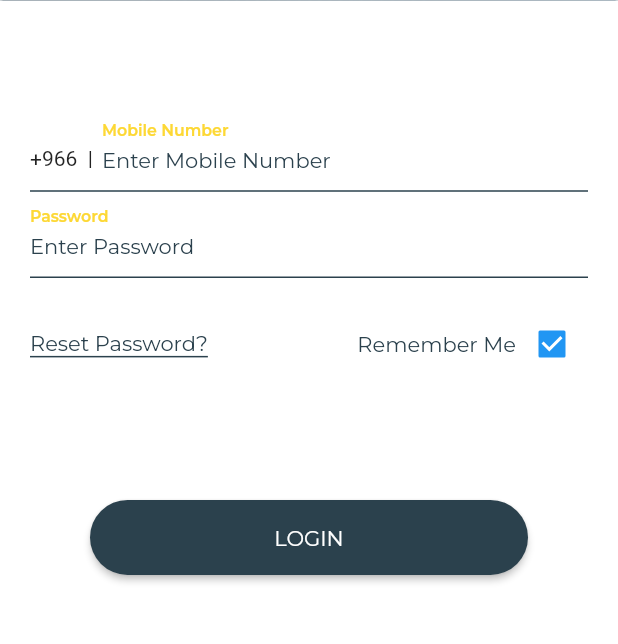
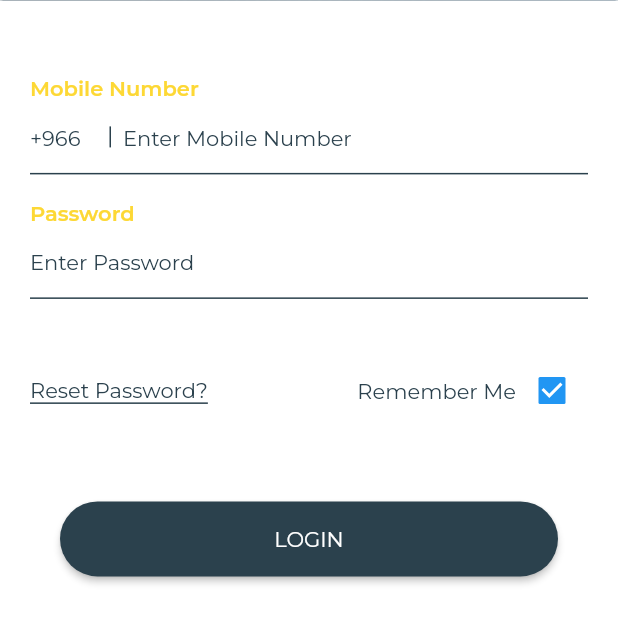
Before and after one commit to anumrukhsar/saib, a Flutter app: the screen it shows after launch, on a phone screen of 412 x 824 dp, the part 494-1138 px from its top. Run offline on Flutter 3.47's test engine with Material 2 defaults, Android fonts, the phone set to English and light mode, and no system bars; our stand-ins replace google_fonts.

Commit message:
custom input text field

```diff
--- a/lib/custom_widgets/home/home-widget.dart
+++ b/lib/custom_widgets/home/home-widget.dart
@@ -1,5 +1,4 @@
 import 'dart:ui';
-
 import 'package:flutter/cupertino.dart';
 import 'package:flutter/material.dart';
 import 'package:google_fonts/google_fonts.dart';
--- /dev/null
+++ b/lib/custom_widgets/login/custom_text_input_field.dart
@@ -0,0 +1,166 @@
+import 'package:flutter/cupertino.dart';
+import 'package:flutter/material.dart';
+import 'package:google_fonts/google_fonts.dart';
+
+class CustomTextInputField extends StatefulWidget {
+  final tag;
+  final label;
+  final hint;
+ final Function(int,String) getResult;
+  final error;
+  final inputType;
+  final inputAction;
+
+  const CustomTextInputField({
+    required this.tag,
+    required this.label,
+    required this.hint,
+     required this.getResult,
+    required this.error,
+    required this.inputType,
+    required this.inputAction,
+  });
+
+  @override
+  State<StatefulWidget> createState() {
+    return CustomTextInputFieldState(
+        tag: tag,
+        label: label,
+        hint: hint,
+        getResult: getResult,
+        error: error,
+        inputType: inputType,
+        inputAction: inputAction);
+  }
+}
+
+class CustomTextInputFieldState extends State<CustomTextInputField> {
+  final tag;
+  final label;
+  final hint;
+  final getResult;
+  final error;
+  final inputType;
+  final inputAction;
+  var textEditingController = TextEditingController();
+
+
+  CustomTextInputFieldState({
+    required this.tag,
+    required this.label,
+    required this.hint,
+    required this.getResult,
+    required this.error,
+    required this.inputType,
+    required this.inputAction,
+  });
+
+  @override
+  Widget build(BuildContext context) {
+    return Container(
+      child: Column(
+        crossAxisAlignment: CrossAxisAlignment.start,
+        children: [
+          Text(
+            label,
+            style: GoogleFonts.montserrat(
+              textStyle: TextStyle(
+                  color: Colors.yellow.shade600,
+                  fontWeight: FontWeight.w600,
+                  fontSize: 14),
+            ),
+          ),
+         inputType==TextInputType.phone?buildPhoneInputTextField():buildBasicTextField(),
+          SizedBox(
+            height: 1,
+            child: Container(
+              color: Color(0xFF2B414D),
+            ),
+          ),
+          Text(
+            error,
+            style: GoogleFonts.montserrat(
+              textStyle: TextStyle(
+                  color: Colors.red,
+                  fontWeight: FontWeight.normal,
+                  fontSize: 14),
+            ),
+          )
+        ],
+      ),
+    );
+  }
+
+
+
+  Widget buildBasicTextField(){
+    getResult(tag,textEditingController.text);
+
+    return  TextFormField(
+      controller: textEditingController,
+      decoration: InputDecoration(
+        hintText: hint,
+        hintStyle: GoogleFonts.montserrat(
+          textStyle: TextStyle(
+              color: Color(0xFF2B414D),
+              fontWeight: FontWeight.normal,
+              fontSize: 14),
+        ),
+        border: InputBorder.none,
+      ),
+
+      keyboardType: inputType,
+      textInputAction: inputAction,
+        obscureText:(tag==2),
+
+    );
+  }
+  Widget buildPhoneInputTextField(){
+    var countryCodeEditingController = TextEditingController();
+    getResult(tag,countryCodeEditingController.text+textEditingController.text);
+
+    return
+      Row(
+        children: [
+        Expanded(flex:1,child:  TextFormField(
+            controller: countryCodeEditingController,
+            decoration: InputDecoration(
+              hintText: '+966',
+              hintStyle: GoogleFonts.montserrat(
+                textStyle: TextStyle(
+                    color: Color(0xFF2B414D),
+                    fontWeight: FontWeight.normal,
+                    fontSize: 14),
+              ),
+              border: InputBorder.none,
+            ),
+            keyboardType: inputType,
+            textInputAction: inputAction,
+          ),),
+    Container(width:1,height:14,color:Color(0xFF2B414D) ,),
+    Expanded(flex:6,child:
+    Padding(
+      padding: const EdgeInsets.symmetric(horizontal: 8.0),
+      child: TextFormField(
+              controller: textEditingController,
+              decoration: InputDecoration(
+                hintText: hint,
+                hintStyle: GoogleFonts.montserrat(
+                  textStyle: TextStyle(
+                      color: Color(0xFF2B414D),
+                      fontWeight: FontWeight.normal,
+                      fontSize: 14),
+                ),
+                border: InputBorder.none,
+              ),
+              keyboardType: inputType,
+              textInputAction: inputAction,
+            ),
+    ),),
+        ],
+      );
+
+  }
+
+
+}
--- a/lib/custom_widgets/login/login-widget.dart
+++ b/lib/custom_widgets/login/login-widget.dart
@@ -4,7 +4,11 @@ import 'package:flutter/material.dart';
 import 'package:flutter/services.dart';
 import 'package:google_fonts/google_fonts.dart';
 
+import 'custom_text_input_field.dart';
+
 class LoginWidget extends StatelessWidget {
+  var phoneNum;
+  var password;
   @override
   Widget build(BuildContext context) {
     return
@@ -34,93 +38,15 @@ class LoginWidget extends StatelessWidget {
                       // mainAxisAlignment: MainAxisAlignment.center,
                       children: [
                         SizedBox(
-                          height: 50,
+                          height: 30,
                         ),
-                        TextField(
-                          decoration: InputDecoration(
-                            hintText: 'Enter Mobile Number',
-                            labelText: 'Mobile Number',
-                            enabledBorder: UnderlineInputBorder(
-                              borderSide: BorderSide(color: Color(0xFF2B414D)),
-                            ),
-                            focusedBorder: UnderlineInputBorder(
-                              borderSide: BorderSide(color: Color(0xFF2B414D)),
-                            ),
-                            floatingLabelBehavior: FloatingLabelBehavior.always,
-                            labelStyle: GoogleFonts.montserrat(
-                              textStyle: TextStyle(
-                                  color: Colors.yellow.shade600,
-                                  fontWeight: FontWeight.w600,
-                                  fontSize: 14),
-                            ),
-                            hintStyle: GoogleFonts.montserrat(
-                              textStyle: TextStyle(
-                                  color: Color(0xFF2B414D),
-                                  fontWeight: FontWeight.normal,
-                                  fontSize: 14),
-                            ),
-                            prefixIcon: Container(height:28,margin: EdgeInsets.only(top: 25),child: Text('+966  | ')),
-                            // prefixIcon:
-                            //     Container(
-                            //
-                            //       decoration: BoxDecoration(
-                            //           border: Border(
-                            //             right: BorderSide(
-                            //               width: 1,color: Colors.black45,
-                            //             ),
-                            //           )
-                            //       ),
-                            //       child:
-                            //       TextField(
-                            //         decoration: InputDecoration(
-                            //           hintText: '+966',
-                            //           hintStyle: GoogleFonts.montserrat(
-                            //             textStyle: TextStyle(
-                            //                 color:Colors.black45,
-                            //             ),
-                            //
-                            //
-                            //           ),
-                            //           border:InputBorder.none
-                            //
-                            //         ),
-                            //
-                            //       ),
-                            //     ),
-                            // prefixIconConstraints: BoxConstraints(maxHeight: 20,maxWidth: 50)
-                          ),
-                          keyboardType: TextInputType.phone,
-                        ),
-                        TextField(
-                          decoration: InputDecoration(
-                            hintText: 'Enter Password',
-                            labelText: 'Password',
-                            enabledBorder: UnderlineInputBorder(
-                              borderSide: BorderSide(color: Color(0xFF2B414D)),
-                            ),
-                            focusedBorder: UnderlineInputBorder(
-                              borderSide: BorderSide(color: Color(0xFF2B414D)),
-                            ),
-                            floatingLabelBehavior: FloatingLabelBehavior.always,
-                            labelStyle: GoogleFonts.montserrat(
-                              textStyle: TextStyle(
-                                  color: Colors.yellow.shade600,
-                                  fontWeight: FontWeight.w600,
-                                  fontSize: 14),
-                            ),
-                            hintStyle: GoogleFonts.montserrat(
-                              textStyle: TextStyle(
-                                  color: Color(0xFF2B414D),
-                                  fontWeight: FontWeight.normal,
-                                  fontSize: 14),
-                            ),
-                          ),
-                          obscureText: true,
-                        ),
-                        resetPasswordRemMeWidget,
-                        SizedBox(height: 60,),
+                        CustomTextInputField(tag:1,label: 'Mobile Number',hint: 'Enter Mobile Number',getResult:getTextFieldVal,error:'',inputType:TextInputType.phone,inputAction:TextInputAction.next),
+                        CustomTextInputField(tag:2,label: 'Password',hint: 'Enter Password',getResult:getTextFieldVal,error:'',inputType:TextInputType.visiblePassword,inputAction:TextInputAction.done),
+
+                        resetPasswordRemMeWidget(),
+                        SizedBox(height: 30,),
                         Container(
-                          padding: EdgeInsets.symmetric(horizontal: 40.0),
+                          padding: EdgeInsets.symmetric(horizontal: 20.0),
                           height: 50,
                           width: MediaQuery.of(context).size.width,
                           child: ElevatedButton(onPressed: (){onLogin(context);}, child: Text('LOGIN',style: GoogleFonts.montserrat(
@@ -146,7 +72,8 @@ class LoginWidget extends StatelessWidget {
             ],
           ));
   }
-  Widget resetPasswordRemMeWidget=Padding(
+  Widget resetPasswordRemMeWidget(){
+    return Padding(
     padding: const EdgeInsets.symmetric(vertical: 20.0),
     child: Row(
       mainAxisAlignment: MainAxisAlignment.spaceBetween,
@@ -190,8 +117,19 @@ class LoginWidget extends StatelessWidget {
         )
       ],
     ),
-  );
+  );}
   void onLogin(BuildContext context){
     Navigator.pushNamed(context, '/home');
   }
+
+  void getTextFieldVal(int key,String result){
+    switch(key){
+      case 1:
+        phoneNum=result;
+        break;
+      case 2:
+        password=result;
+        break;
+    }
+  }
 }
--- a/lib/screens/home.dart
+++ b/lib/screens/home.dart
@@ -28,30 +28,34 @@ class HomeScreenState extends State<HomeScreen> {
                       right: 0,
                       left: 0,
                       child:
-                      Stack(
+                      Container(
+                        padding: EdgeInsets.only(top: 200),
+                        // color: Colors.green,
+                        child: Stack(
                              alignment: Alignment.center,
                     children: [
                         CircularButton(icon:Icon(
                           Icons.transfer_within_a_station,
                           size: 35.0,
-                      ),label: 'Text Transfer',onPressed:onCircularButtonPressed,deg: 180,),
+                        ),label: 'Text Transfer',onPressed:()=>onCircularButtonPressed(),deg: 180,),
                         CircularButton(icon:Icon(
                           Icons.money_off_sharp,
                           size: 35.0,
-                      ),label: 'ATM Cash Withdrawl',onPressed: onCircularButtonPressed,deg:230,),
+                        ),label: 'ATM Cash Withdrawl',onPressed: ()=>onCircularButtonPressed(),deg:230,),
                         CircularButton(icon:Icon(
                           Icons.payment,
                           size: 35.0,
-                      ),label: 'Pay',onPressed: onCircularButtonPressed,deg: 270,),
+                        ),label: 'Pay',onPressed: ()=>onCircularButtonPressed(),deg: 270,),
                         CircularButton(icon:Icon(
                           Icons.money,
                           size: 35.0,
-                      ),label:'Cash In',onPressed: onCircularButtonPressed,deg:310),
+                        ),label:'Cash In',onPressed: ()=>onCircularButtonPressed(),deg:310),
                         CircularButton(icon:Icon(
                           Icons.mobile_screen_share,
                           size: 35.0,
-                      ),label: 'Mobile Transfer',onPressed: onCircularButtonPressed,deg:360),
+                        ),label: 'Mobile Transfer',onPressed: ()=>onCircularButtonPressed(),deg:360),
                     ],
+                  ),
                       ))
                 ],
               )
```
Also changed, not shown: 1 other file. Lines whose indentation alone changed are shown as unchanged.
